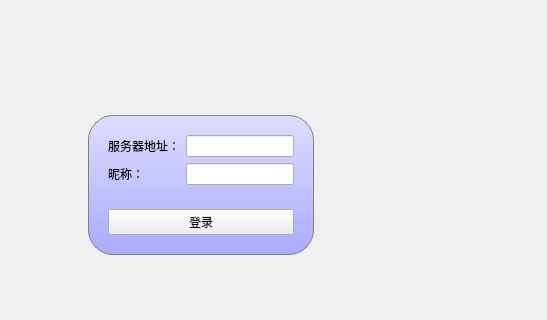
First picture: the form in ChatClient/mainwindow.ui, repository themiss0/exp4, before the edit; both pictures show x 146 to 693 and y 89 to 409 of the 693 by 501 pixel window.
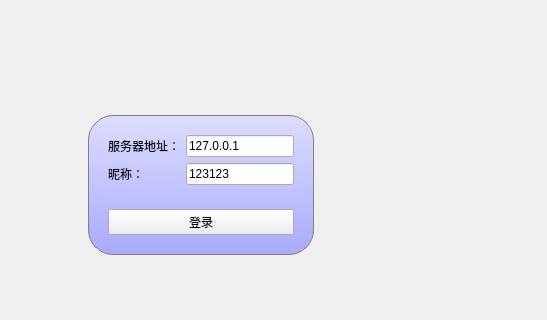
Second picture: the form after the edit.

```diff
--- a/ChatClient/mainwindow.ui
+++ b/ChatClient/mainwindow.ui
@@ -125,6 +125,9 @@
                  <verstretch>0</verstretch>
                 </sizepolicy>
                </property>
+               <property name="text">
+                <string>127.0.0.1</string>
+               </property>
               </widget>
              </item>
              <item row="1" column="1">
@@ -135,6 +138,9 @@
                  <verstretch>0</verstretch>
                 </sizepolicy>
                </property>
+               <property name="text">
+                <string>123123</string>
+               </property>
               </widget>
              </item>
             </layout>
```
